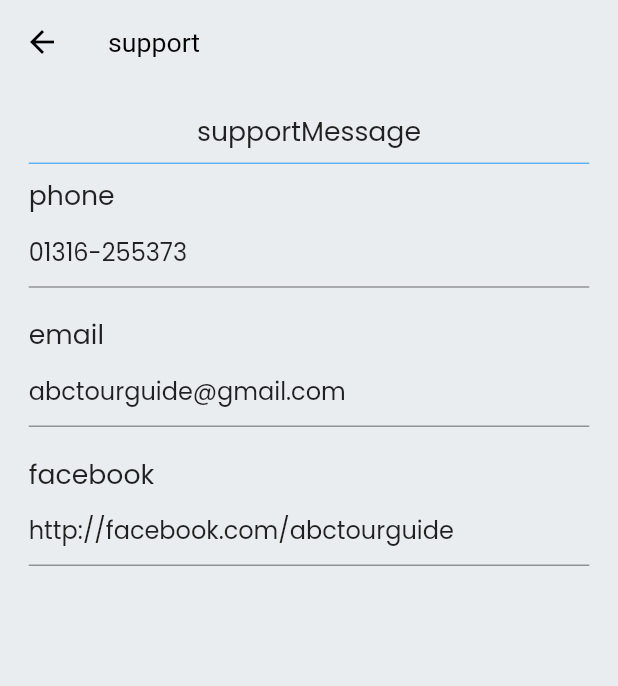
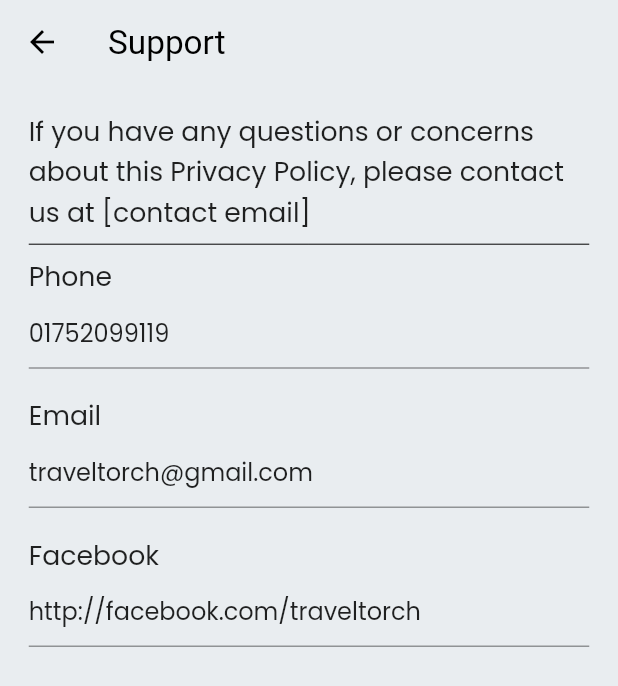
Before and after one commit to hamidhosen42/TravelTorch, a Flutter app: the SupportScreen screen opened directly, on a phone screen of 412 x 824 dp. Shown: the top 686 px of the screen. Run offline on Flutter 3.47's test engine with Material 2 defaults, Android fonts, the light colour scheme and no system bars; our stand-ins replace cached_network_image, carousel_slider, cloud_firestore, connectivity_plus, dots_indicator, dropdown_button2 and 10 more; accounts and stored records are empty.

Commit message:
SupportScreen

```diff
--- a/lib/views/drawer_page/support_screen.dart
+++ b/lib/views/drawer_page/support_screen.dart
@@ -2,6 +2,7 @@
 
 import 'package:flutter/material.dart';
 import 'package:flutter_screenutil/flutter_screenutil.dart';
+import 'package:flutter_tour_app/constant/app_colors.dart';
 import 'package:get/get.dart';
 import 'package:flutter_tour_app/views/widgets/support_feild.dart';
 
@@ -13,24 +14,24 @@ class SupportScreen extends StatelessWidget {
     return Scaffold(
       appBar: AppBar(
         backgroundColor: Colors.transparent,
-        title: Text("support".tr),
+        title: Text("Support".tr,style: TextStyle(fontSize: 25.sp),),
       ),
       body: Padding(
         padding: EdgeInsets.only(left: 20.w, right: 20.w, top: 20.h),
         child: Column(
           children: [
             Text(
-              "supportMessage".tr,
+              "If you have any questions or concerns about this Privacy Policy, please contact us at [contact email]".tr,
               style: TextStyle(
                 fontSize: 20.sp,
               ),
             ),
             Divider(
-              color: Colors.blue,
+              color:AppColors.textColor,
             ),
-            supportField("phone".tr, "01316-255373"),
-            supportField("email".tr, "abctourguide@gmail.com"),
-            supportField("facebook".tr, "http://facebook.com/abctourguide"),
+            supportField("Phone".tr, "01752099119"),
+            supportField("Email".tr, "traveltorch@gmail.com"),
+            supportField("Facebook".tr, "http://facebook.com/traveltorch"),
           ],
         ),
       ),
```
Also changed, not shown: lib/views/screens/drawer_screen.dart (+9 -15 lines).
